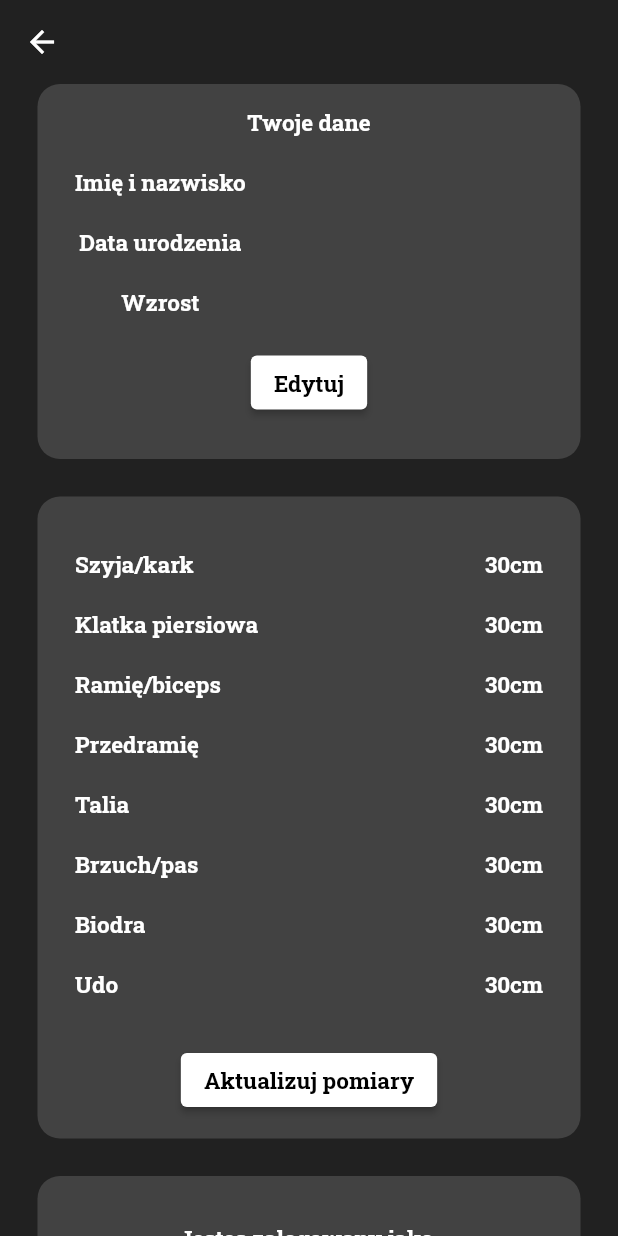
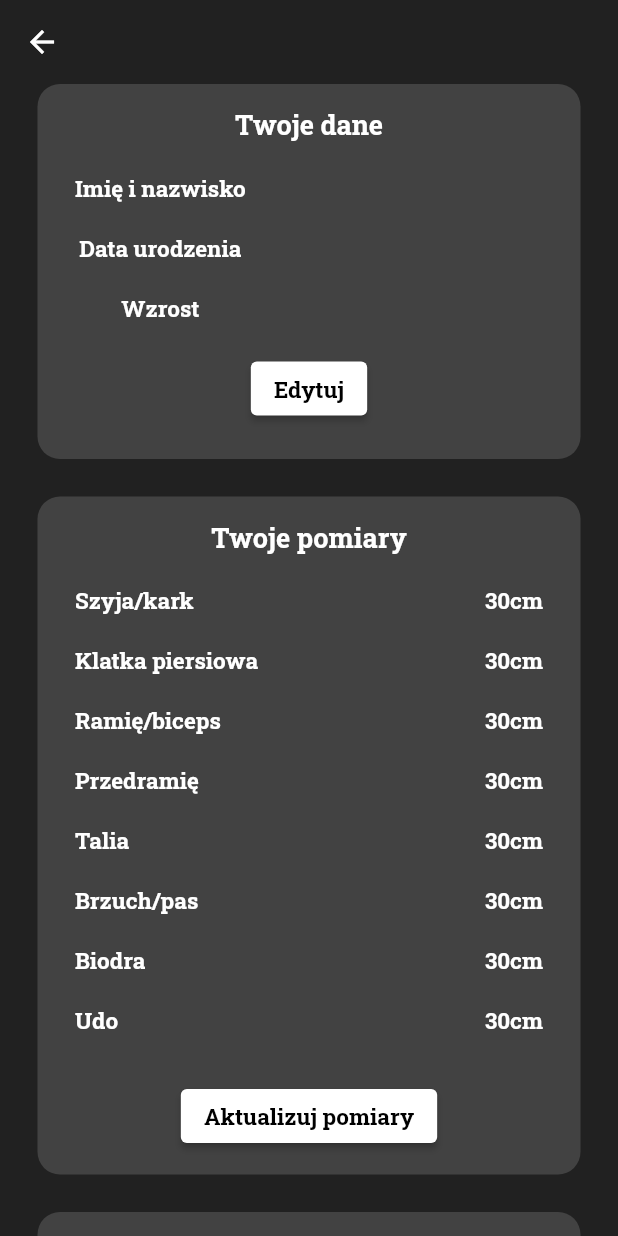
Before and after one commit to sebastiangirsza/my_gym_app, a Flutter app: the screen it shows once a user with an empty profile is signed in, after a tap on the "person" icon, on a phone screen of 412 x 824 dp. Run offline on Flutter 3.47's test engine with Material 2 defaults, Android fonts, the phone set to English and light mode, and no system bars; our stand-ins replace bloc, cloud_firestore, firebase_auth, firebase_core, flutter_bloc, google_fonts; accounts and stored records are empty; network calls fail.

Commit message:
Organize widget and Add check button in AppBar

```diff
--- a/lib/app/cubit/root_cubit.dart
+++ b/lib/app/cubit/root_cubit.dart
@@ -20,6 +20,14 @@ class RootCubit extends Cubit<RootState> {
 
   Future<void> signOut() async {
     FirebaseAuth.instance.signOut();
+    emit(
+      const RootState(
+        saved: true,
+        user: null,
+        errorMessage: '',
+        isLoading: false,
+      ),
+    );
   }
 
   Future<void> logIn({required String email, required String password}) async {
--- a/lib/app/cubit/root_state.dart
+++ b/lib/app/cubit/root_state.dart
@@ -5,10 +5,12 @@ class RootState {
   final User? user;
   final String errorMessage;
   final bool isLoading;
+  final bool saved;
 
   const RootState({
     required this.user,
     required this.isLoading,
     required this.errorMessage,
+    this.saved = false,
   });
 }
--- a/lib/app/home/my_account/my_account_page_content.dart
+++ b/lib/app/home/my_account/my_account_page_content.dart
@@ -1,11 +1,12 @@
 import 'package:flutter/material.dart';
 import 'package:flutter_bloc/flutter_bloc.dart';
-import 'package:google_fonts/google_fonts.dart';
 import 'package:my_gym_app/app/cubit/root_cubit.dart';
-import 'package:my_gym_app/app/home/my_account/your_data_widget/your_data_widget.dart';
+import 'package:my_gym_app/app/home/my_account/my_account_widgets/my_measurements_widget.dart';
+import 'package:my_gym_app/app/home/my_account/my_account_widgets/sign_out_widget.dart';
+import 'package:my_gym_app/app/home/my_account/my_account_widgets/your_data_widget.dart';
 
 class MyAcountPageContent extends StatelessWidget {
-  MyAcountPageContent({
+  const MyAcountPageContent({
     Key? key,
     required this.email,
   }) : super(key: key);
@@ -16,6 +17,12 @@ class MyAcountPageContent extends StatelessWidget {
   Widget build(BuildContext context) {
     return BlocProvider(
       create: (context) => RootCubit(),
+      child: BlocListener<RootCubit, RootState>(
+        listener: (context, state) {
+          if (state.saved) {
+            Navigator.of(context).pop();
+          }
+        },
         child: BlocBuilder<RootCubit, RootState>(
           builder: (context, state) {
             final bodyParts = [
@@ -54,106 +61,21 @@ class MyAcountPageContent extends StatelessWidget {
               ),
               body: ListView(
                 children: [
-                YourDataWidget(),
+                  const YourDataWidget(),
                   const SizedBox(
                     height: 25,
                   ),
-                Center(
-                  child: Container(
-                    decoration: BoxDecoration(
-                      borderRadius: BorderRadius.circular(15),
-                      color: Colors.grey[800],
-                    ),
-                    margin: const EdgeInsets.only(right: 25, left: 25),
-                    child: Padding(
-                      padding: const EdgeInsets.only(top: 15.0, bottom: 15),
-                      child: Center(
-                        child: Column(
-                          children: [
-                            SizedBox(
-                              height: 350,
-                              child: ListView.builder(
-                                  physics: const NeverScrollableScrollPhysics(),
-                                  itemCount: bodyParts.length,
-                                  itemBuilder: (context, index) {
-                                    return Padding(
-                                      padding: const EdgeInsets.only(
-                                          right: 25, left: 25),
-                                      child: Row(
-                                        mainAxisAlignment:
-                                            MainAxisAlignment.spaceBetween,
-                                        children: [
-                                          Column(
-                                            children: [
-                                              const SizedBox(height: 20),
-                                              Text(bodyParts[index],
-                                                  style: Theme.of(context)
-                                                      .textTheme
-                                                      .bodyText1),
-                                            ],
-                                          ),
-                                          Column(
-                                            children: [
-                                              const SizedBox(height: 20),
-                                              Text(pomiary[index],
-                                                  style: Theme.of(context)
-                                                      .textTheme
-                                                      .bodyText1),
-                                            ],
-                                          ),
-                                        ],
-                                      ),
-                                    );
-                                  }),
-                            ),
-                            ElevatedButton(
-                                onPressed: () {
-                                  context.read<RootCubit>().signOut();
-                                },
-                                style: ElevatedButton.styleFrom(
-                                    primary: Colors.white),
-                                child: const Text('Aktualizuj pomiary')),
-                          ],
-                        ),
-                      ),
-                    ),
-                  ),
-                ),
+                  MyMeasurementsWidget(bodyParts: bodyParts, pomiary: pomiary),
                   const SizedBox(
                     height: 25,
                   ),
-                Center(
-                  child: Container(
-                    decoration: BoxDecoration(
-                      borderRadius: BorderRadius.circular(15),
-                      color: Colors.grey[800],
-                    ),
-                    margin: const EdgeInsets.only(right: 25, left: 25),
-                    height: 150,
-                    child: Center(
-                      child: Column(
-                        mainAxisAlignment: MainAxisAlignment.center,
-                        children: [
-                          Text('Jestes zalogowany jako $email',
-                              style: Theme.of(context).textTheme.bodyText1),
-                          const SizedBox(height: 20),
-                          ElevatedButton(
-                              onPressed: () {
-                                context.read<RootCubit>().signOut();
-                              },
-                              style: ElevatedButton.styleFrom(
-                                  primary: Colors.white),
-                              child: const Text('Wyloguj')),
-                        ],
-                      ),
-                    ),
-                  ),
-                ),
+                  SignOutWidget(email: email),
                 ],
               ),
             );
           },
         ),
+      ),
     );
   }
 }
--- /dev/null
+++ b/lib/app/home/my_account/my_account_widgets/my_measurements_widget.dart
@@ -0,0 +1,84 @@
+import 'package:flutter/material.dart';
+import 'package:flutter_bloc/flutter_bloc.dart';
+import 'package:google_fonts/google_fonts.dart';
+import 'package:my_gym_app/app/cubit/root_cubit.dart';
+
+class MyMeasurementsWidget extends StatelessWidget {
+  const MyMeasurementsWidget({
+    Key? key,
+    required this.bodyParts,
+    required this.pomiary,
+  }) : super(key: key);
+
+  final List<String> bodyParts;
+  final List<String> pomiary;
+
+  @override
+  Widget build(BuildContext context) {
+    return Center(
+      child: Container(
+        decoration: BoxDecoration(
+          borderRadius: BorderRadius.circular(15),
+          color: Colors.grey[800],
+        ),
+        margin: const EdgeInsets.only(right: 25, left: 25),
+        child: Padding(
+          padding: const EdgeInsets.only(top: 15.0, bottom: 15),
+          child: Center(
+            child: Column(
+              children: [
+                Text(
+                  'Twoje pomiary',
+                  style: GoogleFonts.robotoSlab(
+                      color: Colors.white,
+                      fontSize: 18,
+                      fontWeight: FontWeight.bold),
+                ),
+                SizedBox(
+                  height: 350,
+                  child: ListView.builder(
+                      physics: const NeverScrollableScrollPhysics(),
+                      itemCount: bodyParts.length,
+                      itemBuilder: (context, index) {
+                        return Padding(
+                          padding: const EdgeInsets.only(right: 25, left: 25),
+                          child: Row(
+                            mainAxisAlignment: MainAxisAlignment.spaceBetween,
+                            children: [
+                              Column(
+                                children: [
+                                  const SizedBox(height: 20),
+                                  Text(bodyParts[index],
+                                      style: Theme.of(context)
+                                          .textTheme
+                                          .bodyText1),
+                                ],
+                              ),
+                              Column(
+                                children: [
+                                  const SizedBox(height: 20),
+                                  Text(pomiary[index],
+                                      style: Theme.of(context)
+                                          .textTheme
+                                          .bodyText1),
+                                ],
+                              ),
+                            ],
+                          ),
+                        );
+                      }),
+                ),
+                ElevatedButton(
+                    onPressed: () {
+                      context.read<RootCubit>().signOut();
+                    },
+                    style: ElevatedButton.styleFrom(primary: Colors.white),
+                    child: const Text('Aktualizuj pomiary')),
+              ],
+            ),
+          ),
+        ),
+      ),
+    );
+  }
+}
--- /dev/null
+++ b/lib/app/home/my_account/my_account_widgets/sign_out_widget.dart
@@ -0,0 +1,62 @@
+import 'package:flutter/material.dart';
+import 'package:flutter_bloc/flutter_bloc.dart';
+import 'package:google_fonts/google_fonts.dart';
+import 'package:my_gym_app/app/cubit/root_cubit.dart';
+
+class SignOutWidget extends StatelessWidget {
+  const SignOutWidget({
+    Key? key,
+    required this.email,
+  }) : super(key: key);
+
+  final String? email;
+
+  @override
+  Widget build(BuildContext context) {
+    return Center(
+      child: Container(
+        decoration: BoxDecoration(
+          borderRadius: BorderRadius.circular(15),
+          color: Colors.grey[800],
+        ),
+        margin: const EdgeInsets.only(right: 25, left: 25),
+        height: 150,
+        child: Center(
+          child: Column(
+            mainAxisAlignment: MainAxisAlignment.center,
+            children: [
+              Column(
+                children: [
+                  Text(
+                    'Jestes zalogowany jako',
+                    style: GoogleFonts.robotoSlab(
+                        color: Colors.white,
+                        fontSize: 18,
+                        fontWeight: FontWeight.bold),
+                  ),
+                  Text(
+                    '$email',
+                    style: GoogleFonts.robotoSlab(
+                      color: Colors.white,
+                      fontSize: 15,
+                      fontWeight: FontWeight.bold,
+                      decoration: TextDecoration.underline,
+                    ),
+                  ),
+                ],
+              ),
+              const SizedBox(height: 20),
+              ElevatedButton(
+                  onPressed: () {
+                    context.read<RootCubit>().signOut();
+                  },
+                  style:
+                      ElevatedButton.styleFrom(backgroundColor: Colors.white),
+                  child: const Text('Wyloguj')),
+            ],
+          ),
+        ),
+      ),
+    );
+  }
+}
--- a/lib/app/home/my_account/your_data_widget/your_data_widget.dart
+++ b/lib/app/home/my_account/my_account_widgets/your_data_widget.dart
@@ -1,7 +1,8 @@
 import 'package:flutter/material.dart';
 import 'package:flutter_bloc/flutter_bloc.dart';
-import 'package:my_gym_app/app/home/my_account/add_data/add_data.dart';
-import 'package:my_gym_app/app/home/my_account/add_data/cubit/add_data_cubit.dart';
+import 'package:google_fonts/google_fonts.dart';
+import 'package:my_gym_app/app/home/my_account/pages/add_data/add_data.dart';
+import 'package:my_gym_app/app/home/my_account/pages/add_data/cubit/add_data_cubit.dart';
 
 class YourDataWidget extends StatelessWidget {
   const YourDataWidget({
@@ -23,7 +24,13 @@ class YourDataWidget extends StatelessWidget {
               const EdgeInsets.only(top: 15.0, bottom: 15, right: 25, left: 25),
           child: Column(
             children: [
-              Text('Twoje dane', style: Theme.of(context).textTheme.bodyText1),
+              Text(
+                'Twoje dane',
+                style: GoogleFonts.robotoSlab(
+                    color: Colors.white,
+                    fontSize: 18,
+                    fontWeight: FontWeight.bold),
+              ),
               const SizedBox(height: 20),
               Row(
                 mainAxisAlignment: MainAxisAlignment.spaceBetween,
@@ -70,6 +77,8 @@ class YourDataWidget extends StatelessWidget {
                     Navigator.of(context).push(
                       MaterialPageRoute(
                         builder: (_) => const DataPageContent(),
+                        fullscreenDialog: true,
+                        // Dodaje X w lewym górnym rogu
                       ),
                     );
                   },
--- a/lib/app/home/my_account/add_data/add_data.dart
+++ b/lib/app/home/my_account/pages/add_data/add_data.dart
@@ -1,11 +1,9 @@
-import 'package:dob_input_field/dob_input_field.dart';
 import 'package:flutter/material.dart';
 import 'package:flutter/services.dart';
 import 'package:flutter_bloc/flutter_bloc.dart';
+import 'package:google_fonts/google_fonts.dart';
 import 'package:intl/intl.dart';
-import 'package:my_gym_app/app/home/my_account/add_data/cubit/add_data_cubit.dart';
-
-import 'package:my_gym_app/app/home/my_account/my_account_page_content.dart';
+import 'package:my_gym_app/app/home/my_account/pages/add_data/cubit/add_data_cubit.dart';
 
 class DataPageContent extends StatefulWidget {
   const DataPageContent({
@@ -41,21 +39,45 @@ class _DataPageContentState extends State<DataPageContent> {
         child: BlocBuilder<DataCubit, DataState>(
           builder: (context, state) {
             return Scaffold(
+              appBar: AppBar(
+                actions: [
+                  IconButton(
+                      onPressed: yourName.isEmpty ||
+                              dateInput.text.isEmpty ||
+                              yourHeight.isEmpty
+                          ? null
+                          : () {
+                              context.read<DataCubit>().addData(
+                                  yourName: yourName,
+                                  yourDate: dateInput.text,
+                                  yourHeight: yourHeight,
+                                  date: date.toString());
+                            },
+                      icon: const Icon(Icons.check))
+                ],
+                backgroundColor: Colors.transparent,
+                elevation: 0,
+              ),
               body: Center(
                 child: Container(
                   decoration: BoxDecoration(
                     borderRadius: BorderRadius.circular(15),
                     color: Colors.grey[800],
                   ),
+                  height: 368,
                   margin: const EdgeInsets.only(right: 25, left: 25),
-                  height: 600,
                   child: Padding(
                     padding: const EdgeInsets.only(
                         top: 15.0, bottom: 15, right: 25, left: 25),
                     child: Column(
                       children: [
-                        Text('Twoje dane',
-                            style: Theme.of(context).textTheme.bodyText1),
+                        Text(
+                          'Twoje dane',
+                          style: GoogleFonts.robotoSlab(
+                              color: Colors.white,
+                              fontSize: 20,
+                              fontWeight: FontWeight.bold),
+                        ),
                         const SizedBox(height: 20),
                         Row(
                           mainAxisAlignment: MainAxisAlignment.center,
@@ -141,23 +163,6 @@ class _DataPageContentState extends State<DataPageContent> {
                             ),
                           ],
                         ),
-                        ElevatedButton(
-                          onPressed: yourName.isEmpty ||
-                                  dateInput.text.isEmpty ||
-                                  yourHeight.isEmpty
-                              ? null
-                              : () {
-                                  context.read<DataCubit>().addData(
-                                      yourName: yourName,
-                                      yourDate: dateInput.text,
-                                      yourHeight: yourHeight,
-                                      date: date.toString());
-                                  state.saved;
-                                },
-                          style:
-                              ElevatedButton.styleFrom(primary: Colors.white),
-                          child: const Text('Zapisz'),
-                        ),
                       ],
                     ),
                   ),
--- a/lib/app/login/login_page.dart
+++ b/lib/app/login/login_page.dart
@@ -21,6 +21,21 @@ class _LoginPageState extends State<LoginPage> {
 
   @override
   Widget build(BuildContext context) {
+    return BlocProvider(
+      create: (context) => RootCubit(),
+      child: BlocListener<RootCubit, RootState>(
+        listener: (context, state) {
+          if (state.errorMessage.isNotEmpty) {
+            ScaffoldMessenger.of(context).showSnackBar(
+              const SnackBar(
+                content: Text('Zły login lub hasło'),
+                backgroundColor: Colors.red,
+              ),
+            );
+          }
+        },
+        child: BlocBuilder<RootCubit, RootState>(
+          builder: (context, state) {
             return Scaffold(
               backgroundColor: Colors.black,
               body: Container(
@@ -130,5 +145,9 @@ class _LoginPageState extends State<LoginPage> {
                 ),
               ),
             );
+          },
+        ),
+      ),
+    );
   }
 }
```
Also changed, not shown: lib/app/home/my_account/pages/add_data/cubit/add_data_cubit.dart (renamed from lib/app/home/my_account/add_data/cubit/add_data_cubit.dart), lib/app/home/my_account/pages/add_data/cubit/add_data_state.dart (renamed from lib/app/home/my_account/add_data/cubit/add_data_state.dart). Lines whose indentation alone changed are shown as unchanged.
